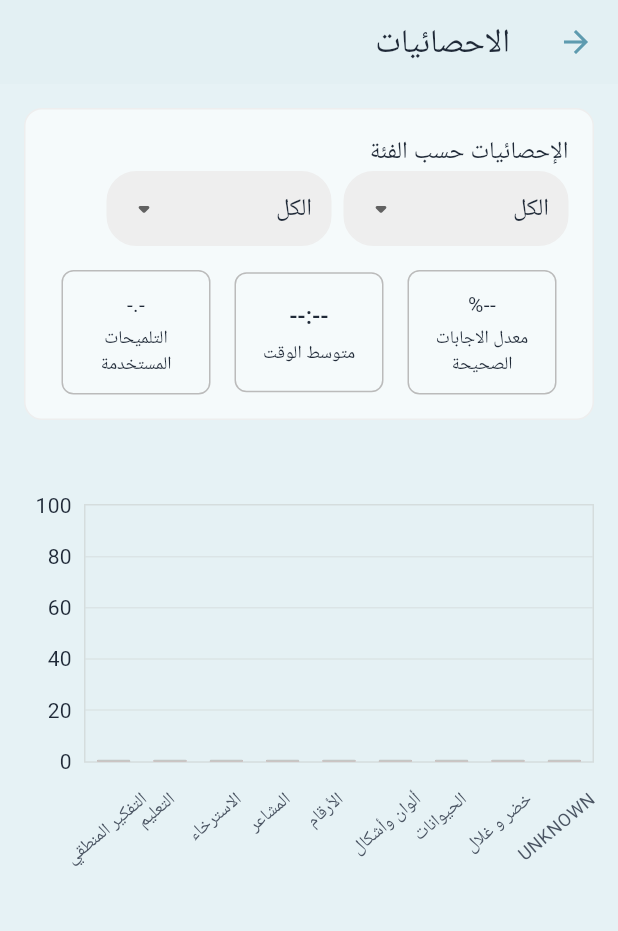
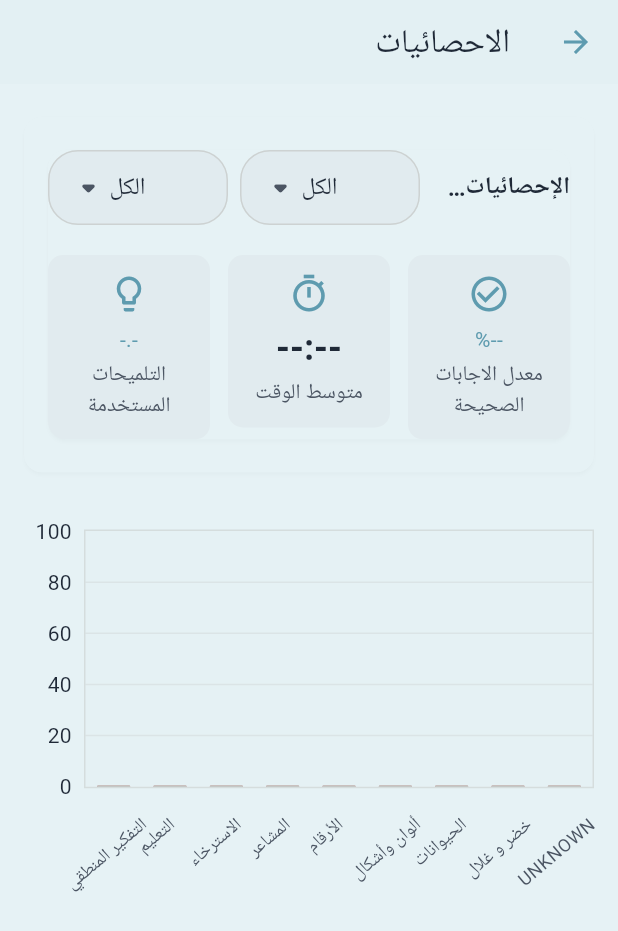
Before and after one commit to YounesMakhlouf/PFA, a Flutter app: the StatsScreen screen opened directly with empty values, on a phone screen of 412 x 824 dp. Shown: the top 931 px of the screen. Run offline on Flutter 3.47's test engine with Material 3 defaults, Android fonts, the phone set to English and light mode, and no system bars; drawn by our look-alikes of fl_chart; our stand-ins replace audioplayers, cached_network_image, camera, confetti, flutter_animate, flutter_dotenv and 6 more; missing offline and left inert: google_mlkit_face_detection, supabase_auth_ui; accounts and stored records are empty; network calls fail; Roboto replaces fonts that are missing (Sarabun).

Commit message:
refactor(widgets): improve layout and theme consistency across widgets
- Update `CategoryCardWidget` to use `Flexible` and adjust flex values for better layout
- Refactor `AvatarDisplay` to handle empty avatar URLs and improve logging
- Remove `big_stat_box.dart` and replace it with `stats_container.dart` for better reusability and theme consistency
- Enhance `small_stat_box.dart` with icon support and improved styling
- Update dropdown widgets (`time_filter_dropdown.dart` and `category_filter_dropdown.dart`) to use theme colors and improve UI

```diff
--- a/lib/screens/stats_screen.dart
+++ b/lib/screens/stats_screen.dart
@@ -10,7 +10,7 @@ import '../models/stats_summary.dart';
 import '../providers/global_providers.dart';
 import '../services/child_stats_service.dart';
 import '../widgets/accuracy_bar_chart.dart';
-import '../widgets/big_stat_box.dart';
+import '../widgets/stats_container.dart';
 import '../widgets/category_filter_dropdown.dart';
 import '../widgets/time_filter_dropdown.dart';
 
@@ -162,12 +162,17 @@ class _StatsScreenState extends ConsumerState<StatsScreen> {
           opacity: _loadingStats ? 0.5 : 1.0,
           child: AbsorbPointer(
             absorbing: _loadingStats,
+            child: Card(
+              elevation: theme.cardTheme.elevation,
+              shape: theme.cardTheme.shape,
+              child: Padding(
+                padding: const EdgeInsets.all(16.0),
                 child: StatsContainer(
                   title: l10n.categoryStatsTitle,
                   headerTrailing: Row(
                     children: [
                       SizedBox(
-                    width: 150,
+                        width: 120,
                         child: TimeFilterDropdown(
                           value: _timeFilter,
                           onChanged: _handleTimeFilterChange,
@@ -175,7 +180,7 @@ class _StatsScreenState extends ConsumerState<StatsScreen> {
                       ),
                       const SizedBox(width: 8),
                       SizedBox(
-                    width: 150,
+                        width: 120,
                         child: CategoryDropdown(
                           value: _selectedCategory,
                           categories: categoryOptions,
@@ -193,6 +198,8 @@ class _StatsScreenState extends ConsumerState<StatsScreen> {
                   hintsUsed: _stats?.hintUsageRatio != null
                       ? '${_stats!.hintUsageRatio.toStringAsFixed(1)}%'
                       : '-.-',
+                ),
+              ),
             ),
           ),
         ),
--- a/lib/widgets/avatar_display.dart
+++ b/lib/widgets/avatar_display.dart
@@ -15,31 +15,31 @@ class AvatarDisplay extends ConsumerWidget {
   @override
   Widget build(BuildContext context, WidgetRef ref) {
     // TODO: Implement logic to handle both asset paths and Supabase URLs
+    final logger = ref.read(loggingServiceProvider);
     ImageProvider? imageProvider;
-    if (avatarUrl != null && avatarUrl!.startsWith('assets/')) {
-      try {
-        imageProvider = AssetImage(avatarUrl!);
-      } catch (e) {
-        ref
-            .read(loggingServiceProvider)
-            .warning("Failed to load avatar asset $avatarUrl", e);
+    if (avatarUrl != null && avatarUrl!.isNotEmpty) {
+      if (avatarUrl!.startsWith('assets/')) {
+        try {
+          imageProvider = AssetImage(avatarUrl!);
+          logger.debug("AvatarDisplay: Using local asset: $avatarUrl");
+        } catch (e) {
+          logger.warning("Failed to load avatar asset $avatarUrl", e);
+        }
       }
     }
 
     return CircleAvatar(
       radius: radius,
-      backgroundColor: Theme.of(context).colorScheme.secondaryContainer,
-      foregroundColor: Theme.of(context).colorScheme.onSecondaryContainer,
+      backgroundColor: Colors.transparent,
       backgroundImage: imageProvider,
       onBackgroundImageError: imageProvider != null
           ? (_, __) {
-              ref
-                  .read(loggingServiceProvider)
-                  .error("Error loading background image asset: $avatarUrl");
+              logger.error(
+                  "AvatarDisplay: Error loading background image asset: $avatarUrl");
             }
           : null,
       child: imageProvider == null
-          ? Icon(Icons.person, size: radius * 1.2) // Fallback Icon
+          ? Icon(Icons.person, size: radius * 1.1) // Fallback Icon
           : null,
     );
   }
--- a/lib/widgets/big_stat_box.dart
+++ /dev/null
@@ -1,90 +0,0 @@
-import 'package:flutter/material.dart';
-import 'package:pfa/config/app_theme.dart';
-import 'package:pfa/widgets/small_stat_box.dart';
-import '../l10n/app_localizations.dart';
-
-class StatsContainer extends StatelessWidget {
-  final String title;
-  final Widget? headerTrailing;
-  final String accuracy;
-  final String avgTime;
-  final String hintsUsed;
-
-  const StatsContainer({
-    required this.title,
-    this.headerTrailing,
-    required this.accuracy,
-    required this.avgTime,
-    required this.hintsUsed,
-    super.key,
-  });
-
-  @override
-  Widget build(BuildContext context) {
-    return Container(
-      margin: const EdgeInsets.only(bottom: 24),
-      padding: const EdgeInsets.all(16),
-      decoration: BoxDecoration(
-        color: AppColors.statBoxBackground,
-        border: Border.all(color: AppColors.lightGrey),
-        borderRadius: BorderRadius.circular(12),
-      ),
-      child: Column(
-        crossAxisAlignment: CrossAxisAlignment.start,
-        children: [
-          Row(
-            children: [
-              Text(title, style: Theme.of(context).textTheme.titleMedium),
-            ]
-          ),
-          Row(
-            mainAxisAlignment: MainAxisAlignment.spaceBetween,
-            children: [
-              headerTrailing ?? const SizedBox.shrink(),
-            ],
-          ),
-          const SizedBox(height: 16),
-          Row(
-            children: [
-              StatItem(
-                  title: AppLocalizations.of(context).accuracy,
-                  value: accuracy,
-                  valueStyle: _statTextStyle(
-                    value: _safeParsePercentage(accuracy),
-                    higherIsBetter: true,
-                  ),
-              ),
-              StatItem(
-                  title:AppLocalizations.of(context).averageTime,
-                  value: avgTime
-              ),
-              StatItem(
-                  title: AppLocalizations.of(context).hintsUsed,
-                  value: hintsUsed,
-                  valueStyle: _statTextStyle(
-                    value: _safeParsePercentage(hintsUsed),
-                    higherIsBetter: false,
-                  ),
-              ),
-            ],
-          ),
-        ],
-      ),
-    );
-  }
-
-  /// Colors the text based on value
-  TextStyle _statTextStyle({required double? value, required bool higherIsBetter}) {
-    if (value == null) return const TextStyle(color: AppColors.textPrimaryOnLight);
-    final color = (higherIsBetter ? value > 50 : value < 50)
-        ? AppColors.success
-        : AppColors.error;
-    return TextStyle(color: color, fontWeight: FontWeight.bold);
-  }
-}
-  /// Extract the numerical value from percentage text
-  double? _safeParsePercentage(String value) {
-    final cleaned = value.replaceAll('%', '').trim();
-    if (cleaned == '--') return null;
-    return double.tryParse(cleaned);
-  }
--- a/lib/widgets/category_card_widget.dart
+++ b/lib/widgets/category_card_widget.dart
@@ -49,6 +49,7 @@ class CategoryCardWidget extends StatelessWidget {
               children: [
                 // Icon Area
                 Expanded(
+                  flex: 2,
                   child: Center(
                     child: Icon(
                       category.icon,
@@ -59,8 +60,8 @@ class CategoryCardWidget extends StatelessWidget {
                 ),
                 const SizedBox(height: 12),
                 // Title Area
-                FittedBox(
-                  fit: BoxFit.scaleDown,
+                Flexible(
+                  flex: 1,
                   child: Text(
                     title,
                     style: theme.textTheme.titleMedium?.copyWith(
--- a/lib/widgets/category_filter_dropdown.dart
+++ b/lib/widgets/category_filter_dropdown.dart
@@ -1,5 +1,4 @@
 import 'package:flutter/material.dart';
-import 'package:pfa/config/app_theme.dart';
 import 'package:pfa/models/category_option.dart';
 
 class CategoryDropdown extends StatelessWidget {
@@ -16,14 +15,21 @@ class CategoryDropdown extends StatelessWidget {
 
   @override
   Widget build(BuildContext context) {
+    final ThemeData theme = Theme.of(context);
+    final ColorScheme colorScheme = theme.colorScheme;
+    final TextTheme textTheme = theme.textTheme;
+
     return Container(
       padding: const EdgeInsets.symmetric(horizontal: 12),
       decoration: BoxDecoration(
-        color: AppColors.lightGrey,
+        color: theme.inputDecorationTheme.fillColor ??
+            colorScheme.surfaceContainerHighest.withValues(alpha: 0.5),
         borderRadius: BorderRadius.circular(20),
         border: Border.all(
-          color: AppColors.lightGrey,
-          width: 1.0,
+          color: theme.inputDecorationTheme.enabledBorder?.borderSide.color ??
+              colorScheme.outline.withValues(alpha: 0.7),
+          width:
+              theme.inputDecorationTheme.enabledBorder?.borderSide.width ?? 1.0,
         ),
       ),
       child: DropdownButtonHideUnderline(
@@ -32,14 +38,38 @@ class CategoryDropdown extends StatelessWidget {
           items: categories.map((category) {
             return DropdownMenuItem<String>(
               value: category.value,
-                child: Text(category.label,style: Theme.of(context).textTheme.bodyLarge),
+              child: Text(
+                category.label,
+                style: Theme.of(context).textTheme.bodyLarge,
+                overflow: TextOverflow.ellipsis,
+              ),
             );
           }).toList(),
           onChanged: onChanged,
-            underline: Container(),
-            icon: const Icon(Icons.arrow_drop_down_rounded),
-            dropdownColor: AppColors.lightGrey,
-          )
+          icon: Icon(
+            Icons.arrow_drop_down_rounded,
+            color: colorScheme.onSurfaceVariant,
+          ),
+          iconSize: 28,
+          isExpanded: true,
+          dropdownColor: theme.cardTheme.color ?? colorScheme.surface,
+          borderRadius: BorderRadius.circular(8.0),
+          elevation: theme.popupMenuTheme.elevation?.toInt() ?? 4,
+          selectedItemBuilder: (BuildContext context) {
+            return categories.map<Widget>((CategoryOption item) {
+              return Align(
+                alignment: Alignment.centerLeft,
+                child: Text(
+                  item.label,
+                  style: textTheme.bodyLarge
+                      ?.copyWith(color: colorScheme.onSurface),
+                  overflow: TextOverflow.ellipsis,
+                ),
+              );
+            }).toList();
+          },
+          style: textTheme.bodyLarge?.copyWith(color: colorScheme.onSurface),
+        ),
       ),
     );
   }
--- a/lib/widgets/small_stat_box.dart
+++ b/lib/widgets/small_stat_box.dart
@@ -1,44 +1,72 @@
 import 'package:flutter/material.dart';
-import 'package:pfa/config/app_theme.dart';
 
 class StatItem extends StatelessWidget {
   final String title;
   final String value;
   final TextStyle? valueStyle;
+  final IconData? icon;
+  final Color? iconColor;
 
   const StatItem({
     required this.title,
     required this.value,
     this.valueStyle,
+    this.icon,
+    this.iconColor,
     super.key,
   });
 
   @override
   Widget build(BuildContext context) {
-    return Expanded(
-      child: Container(
-        margin: const EdgeInsets.symmetric(horizontal: 8),
-        padding: const EdgeInsets.all(12),
-        constraints: const BoxConstraints(minHeight: 80),
+    final ThemeData theme = Theme.of(context);
+    final ColorScheme colorScheme = theme.colorScheme;
+    final TextTheme textTheme = theme.textTheme;
+
+    final TextStyle effectiveValueStyle = valueStyle ??
+        textTheme.headlineSmall!.copyWith(
+          fontWeight: FontWeight.w700,
+          color: colorScheme.onSurface,
+        );
+    final Color effectiveIconColor =
+        iconColor ?? effectiveValueStyle.color ?? colorScheme.primary;
+
+    return Container(
+      padding: const EdgeInsets.symmetric(vertical: 12.0, horizontal: 8.0),
+      constraints: const BoxConstraints(minHeight: 90),
       decoration: BoxDecoration(
-          border: Border.all(color: AppColors.disabled),
-          borderRadius: BorderRadius.circular(8),
+        color: colorScheme.surfaceContainerHighest.withValues(alpha: 0.5),
+        borderRadius: BorderRadius.circular(10),
       ),
       child: Column(
+        crossAxisAlignment: CrossAxisAlignment.center,
         mainAxisAlignment: MainAxisAlignment.center,
         children: [
+          if (icon != null) ...[
+            Icon(
+              icon,
+              size: 28,
+              color: effectiveIconColor,
+            ),
+            const SizedBox(height: 6),
+          ],
           Text(
             value,
-              style: valueStyle ?? Theme.of(context).textTheme.titleMedium,
+            style: effectiveValueStyle,
+            textAlign: TextAlign.center,
+            maxLines: 1,
+            overflow: TextOverflow.ellipsis,
           ),
           const SizedBox(height: 4),
           Text(
             title,
             textAlign: TextAlign.center,
-                style: Theme.of(context).textTheme.bodySmall
+            style: textTheme.bodyMedium?.copyWith(
+              color: colorScheme.onSurfaceVariant,
+            ),
+            maxLines: 2,
+            overflow: TextOverflow.ellipsis,
           ),
         ],
-        ),
       ),
     );
   }
--- /dev/null
+++ b/lib/widgets/stats_container.dart
@@ -0,0 +1,114 @@
+import 'package:flutter/material.dart';
+import 'package:pfa/config/app_theme.dart';
+import 'package:pfa/widgets/small_stat_box.dart';
+import '../l10n/app_localizations.dart';
+
+class StatsContainer extends StatelessWidget {
+  final String title;
+  final Widget? headerTrailing;
+  final String accuracy;
+  final String avgTime;
+  final String hintsUsed;
+
+  const StatsContainer({
+    required this.title,
+    this.headerTrailing,
+    required this.accuracy,
+    required this.avgTime,
+    required this.hintsUsed,
+    super.key,
+  });
+
+  @override
+  Widget build(BuildContext context) {
+    final ThemeData theme = Theme.of(context);
+    final AppLocalizations l10n = AppLocalizations.of(context);
+
+    return Card(
+      child: Column(
+        crossAxisAlignment: CrossAxisAlignment.start,
+        children: [
+          Row(
+            mainAxisAlignment: MainAxisAlignment.spaceBetween,
+            crossAxisAlignment: CrossAxisAlignment.center,
+            children: [
+              Expanded(
+                child: Text(
+                  title,
+                  style: theme.textTheme.titleMedium?.copyWith(
+                      fontWeight: FontWeight.w600,
+                      color: theme.colorScheme.onSurface),
+                  overflow: TextOverflow.ellipsis,
+                ),
+              ),
+              if (headerTrailing != null) ...[
+                const SizedBox(width: 16),
+                headerTrailing!,
+              ]
+            ],
+          ),
+          const SizedBox(height: 20),
+          Row(
+            mainAxisAlignment: MainAxisAlignment.spaceAround,
+            crossAxisAlignment: CrossAxisAlignment.start,
+            children: [
+              Expanded(
+                child: StatItem(
+                  title: l10n.accuracy,
+                  value: accuracy,
+                  icon: Icons.check_circle_outline,
+                  valueStyle: _statTextStyle(
+                    context,
+                    value: _safeParsePercentage(accuracy),
+                    higherIsBetter: true,
+                  ),
+                ),
+              ),
+              const SizedBox(width: 12),
+              Expanded(
+                child: StatItem(
+                  title: l10n.averageTime,
+                  value: avgTime,
+                  icon: Icons.timer_outlined,
+                  iconColor: theme.colorScheme.primary,
+                ),
+              ),
+              const SizedBox(width: 12),
+              Expanded(
+                child: StatItem(
+                  title: l10n.hintsUsed,
+                  value: hintsUsed,
+                  icon: Icons.lightbulb_outline,
+                  valueStyle: _statTextStyle(
+                    context,
+                    value: _safeParsePercentage(hintsUsed),
+                    higherIsBetter: false,
+                  ),
+                ),
+              ),
+            ],
+          ),
+        ],
+      ),
+    );
+  }
+
+  /// Colors the text based on value
+  TextStyle _statTextStyle(BuildContext context,
+      {required double? value, required bool higherIsBetter}) {
+    final theme = Theme.of(context);
+
+    if (value == null) return TextStyle(color: theme.colorScheme.primary);
+    final color = (higherIsBetter ? value > 50 : value < 50)
+        ? AppColors.success
+        : theme.colorScheme.error;
+    return TextStyle(color: color, fontWeight: FontWeight.bold);
+  }
+}
+
+/// Extract the numerical value from percentage text
+double? _safeParsePercentage(String value) {
+  final cleaned = value.replaceAll('%', '').trim();
+  if (cleaned == '--') return null;
+  return double.tryParse(cleaned);
+}
--- a/lib/widgets/time_filter_dropdown.dart
+++ b/lib/widgets/time_filter_dropdown.dart
@@ -1,5 +1,4 @@
 import 'package:flutter/material.dart';
-import 'package:pfa/config/app_theme.dart';
 import '../l10n/app_localizations.dart';
 
 class TimeFilterDropdown extends StatelessWidget {
@@ -14,33 +13,59 @@ class TimeFilterDropdown extends StatelessWidget {
 
   @override
   Widget build(BuildContext context) {
-    String all = AppLocalizations
-        .of(context)
-        .all;
-    String week = AppLocalizations
-        .of(context)
-        .periodThisWeek;
+    final ThemeData theme = Theme.of(context);
+    final ColorScheme colorScheme = theme.colorScheme;
+    final TextTheme textTheme = theme.textTheme;
+    final l10n = AppLocalizations.of(context);
+
+    final List<DropdownMenuItem<String>> dropdownItems = [
+      DropdownMenuItem(
+          value: 'all', child: Text(l10n.all, style: textTheme.bodyLarge)),
+      DropdownMenuItem(
+          value: 'week',
+          child: Text(l10n.periodThisWeek, style: textTheme.bodyLarge)),
+    ];
+
     return Container(
       padding: const EdgeInsets.symmetric(horizontal: 12),
       decoration: BoxDecoration(
-        color: AppColors.lightGrey,
+        color: theme.inputDecorationTheme.fillColor,
         borderRadius: BorderRadius.circular(20),
         border: Border.all(
-          color: AppColors.lightGrey,
-          width: 1.0,
+          color: theme.inputDecorationTheme.enabledBorder?.borderSide.color ??
+              colorScheme.outline.withValues(alpha: 0.7),
+          width:
+              theme.inputDecorationTheme.enabledBorder?.borderSide.width ?? 1.0,
         ),
       ),
       child: DropdownButtonHideUnderline(
         child: DropdownButton<String>(
           value: value,
-          items: [
-            DropdownMenuItem(value: 'all', child: Text(all, style: Theme.of(context).textTheme.bodyLarge)),
-            DropdownMenuItem(value: 'week', child: Text(week,style: Theme.of(context).textTheme.bodyLarge)),
-          ],
+          items: dropdownItems,
           onChanged: onChanged,
-          icon: const Icon(Icons.arrow_drop_down_rounded),
-          borderRadius: BorderRadius.circular(8),
-          dropdownColor: AppColors.lightGrey,
+          icon: Icon(
+            Icons.arrow_drop_down_rounded,
+            color: colorScheme.onSurfaceVariant,
+          ),
+          iconSize: 28,
+          isExpanded: true,
+          dropdownColor: theme.cardTheme.color ?? colorScheme.surface,
+          borderRadius: BorderRadius.circular(8.0),
+          elevation: theme.popupMenuTheme.elevation?.toInt() ?? 4,
+          style: textTheme.bodyLarge?.copyWith(color: colorScheme.onSurface),
+          selectedItemBuilder: (BuildContext context) {
+            return dropdownItems.map<Widget>((DropdownMenuItem<String> item) {
+              return Align(
+                alignment: Alignment.centerLeft,
+                child: Text(
+                  (item.child as Text).data!,
+                  style: textTheme.bodyLarge
+                      ?.copyWith(color: colorScheme.onSurface),
+                  overflow: TextOverflow.ellipsis,
+                ),
+              );
+            }).toList();
+          },
         ),
       ),
     );
```
Also changed, not shown: lib/repositories/child_repository.dart (+27 -17 lines), docs/Figma.png (deleted), pubspec.lock. Lines whose indentation alone changed are shown as unchanged.
